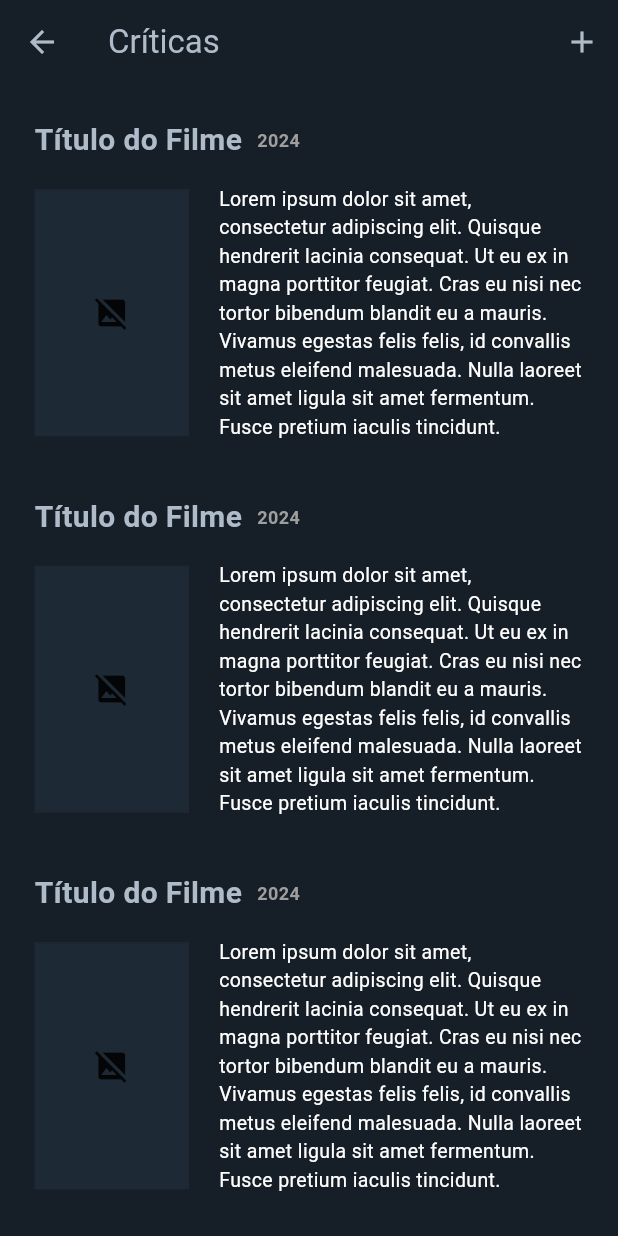
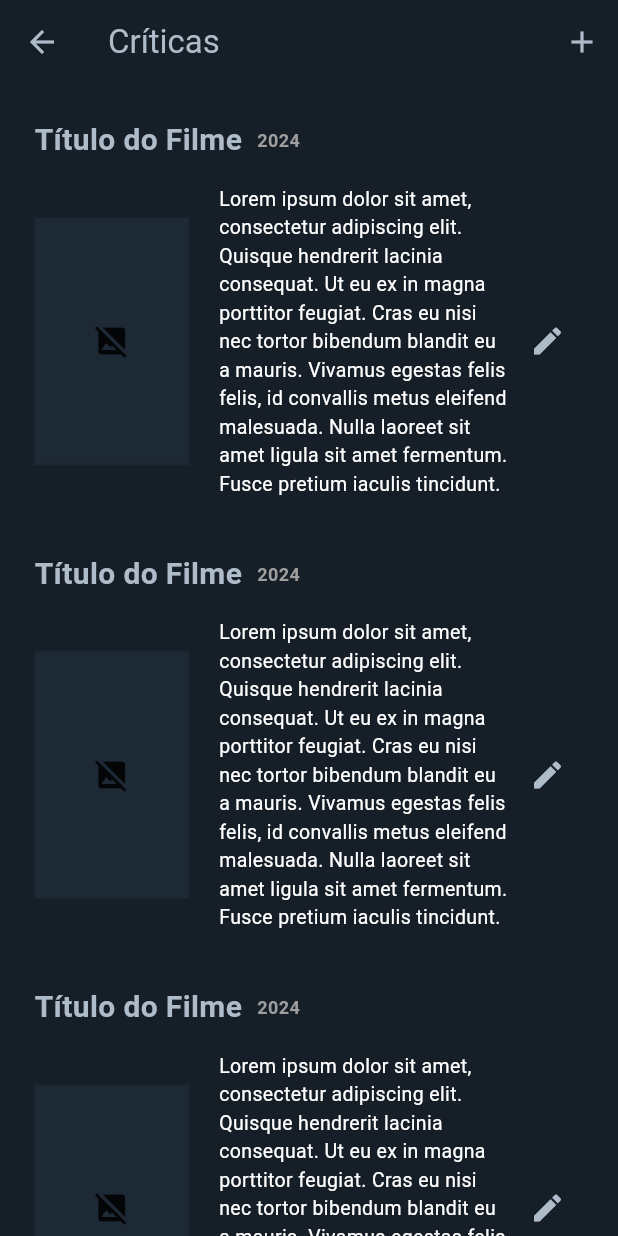
Before and after one commit to diegobrnrd/filmin, a Flutter app: the CriticasScreen screen opened directly, on a phone screen of 412 x 824 dp. Run offline on Flutter 3.47's test engine with Material 3 defaults, Android fonts, the phone set to English and light mode, and no system bars; our stand-ins replace cloud_firestore, firebase_auth, firebase_core, flutter_map, latlong2; accounts and stored records are empty; generated files the repository leaves out were written again.

Commit message:
adicionando icone de editar critica

```diff
--- a/lib/screens/criticas_screen.dart
+++ b/lib/screens/criticas_screen.dart
@@ -97,7 +97,7 @@ class CriticasScreen extends StatefulWidget {
                       fontWeight: FontWeight.normal,
                       fontSize: 13,
                       color: Colors.white),
-                ))
+                )), IconButton(color: const Color(0xFFAEBBC9), onPressed: () {}, icon: const Icon(Icons.edit))
               ],
             )
           ],
```
